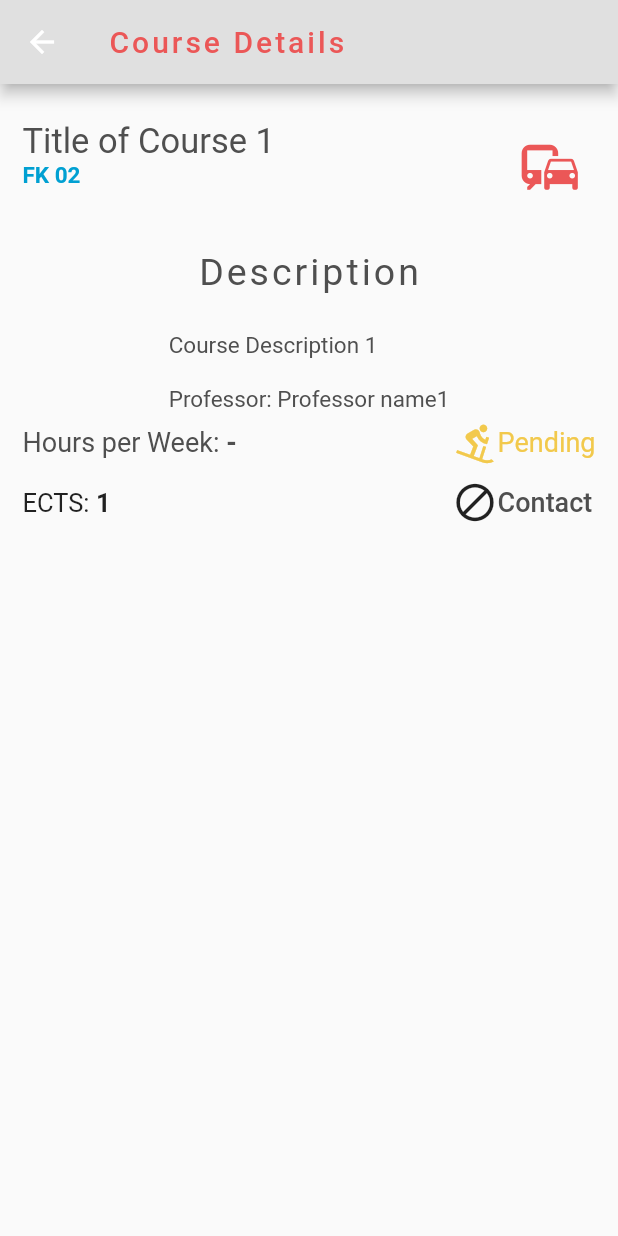
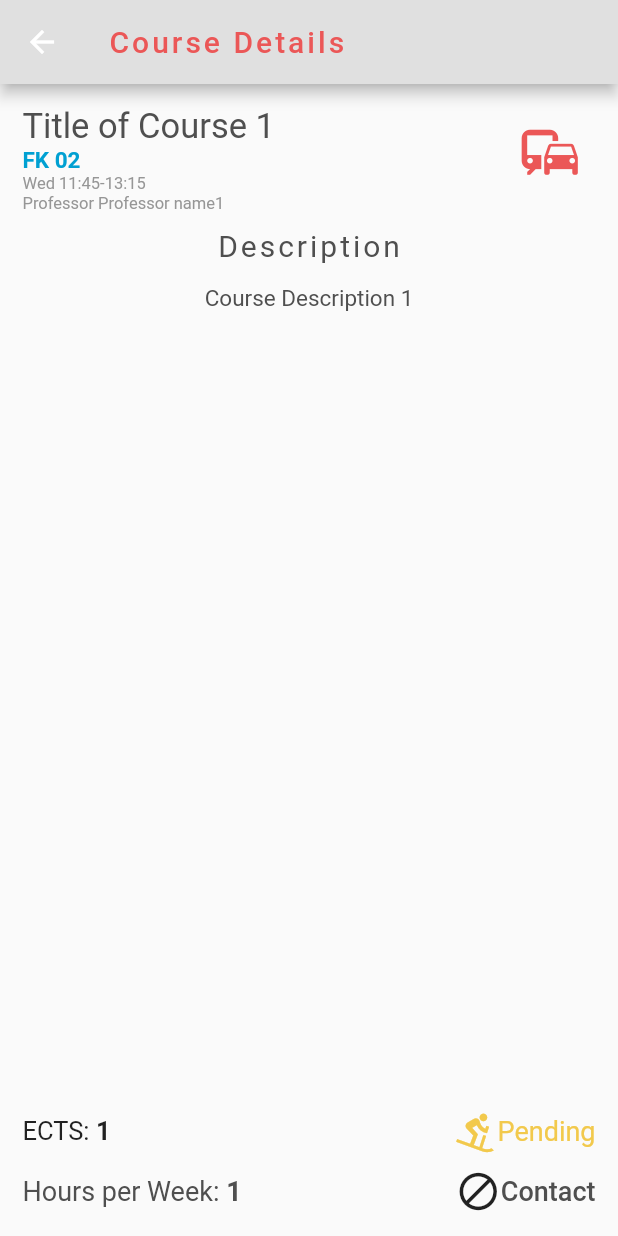
Before and after one commit to mobileappdevhm/dev-team-1-cie-app-in-flutter, a Flutter app: the CourseDetails screen opened directly with empty values, after a tap on the "compare arrows" icon, on a phone screen of 412 x 824 dp. Run offline on Flutter 3.47's test engine with Material 2 defaults, Android fonts, the phone set to English and light mode, and no system bars; our stand-ins replace connectivity; missing offline and left inert: progress_hud; accounts and stored records are empty.

Commit message:
Re-implement overflow fix in a way that makes iOS happy & some style modifications

```diff
--- a/lib/presenter/courseListPresenter.dart
+++ b/lib/presenter/courseListPresenter.dart
@@ -139,9 +139,8 @@ class CourseListPresenter {
     return _courses.getCourses()[id].description;
   }
 
-  //Todo: to implement
   String getHoursPerWeek(int id) {
-    return "-";
+    return _courses.getCourses()[id].hoursPerWeek.toString();
   }
 
   String getEcts(int id) {
--- a/lib/utils/cieStyle.dart
+++ b/lib/utils/cieStyle.dart
@@ -197,7 +197,7 @@ class CiEStyle {
 
   static TextStyle getCourseDetailsHeadingStyle() {
     return new TextStyle(
-        fontSize: 25.0,
+        fontSize: 20.0,
         color: CiEColor.gray,
         letterSpacing: 2.0
     );
--- a/lib/utils/staticVariables.dart
+++ b/lib/utils/staticVariables.dart
@@ -66,6 +66,6 @@ class StaticVariables {
   static const String CONTACT = "Contact";
   static const String COURSE_DETAILS = "Course Details";
   static const String NO_DESCRIPTION =
-      "Sorry, there no description available for this course. Please check again later";
+      "Sorry, there no description available for this course. Please check again later.";
   static const String PROFESSOR = "Professor";
 }
--- a/lib/widgets/courseDetails.dart
+++ b/lib/widgets/courseDetails.dart
@@ -38,21 +38,20 @@ class _CourseDetailsState extends State<CourseDetails> {
       ),
       body: new Center(
         child: new Padding(
-          padding: const EdgeInsets.fromLTRB(15.0, 25.0, 15.0, 10.0),
+          padding: const EdgeInsets.fromLTRB(15.0, 15.0, 15.0, 10.0),
           child: new Column(
             children: <Widget>[
-              //Title, Clickable heart
               buildTitleRow(),
-              //Description title
               buildDescriptionHeadingRow(),
-              //Description
-              buildDescriptionRow(),
-              //Footer, ects, hours, availability, contact
+              new Expanded(
+                child: buildDescriptionRow(),
+              ),
               buildFooterRow(),
             ],
           ),
         ),
       ),
+      //bottomNavigationBar: buildFooterRow2(),
     );
   }
 
@@ -75,7 +74,7 @@ class _CourseDetailsState extends State<CourseDetails> {
       children: <Widget>[
         new Padding(
             padding: const EdgeInsets.only(
-                left: 0.0, top: 25.0, right: 0.0, bottom: 25.0),
+                left: 0.0, top: 10.0, right: 0.0, bottom: 15.0),
             child: new Text(
                 StaticVariables.DESCRIPTION,
                 style: CiEStyle.getCourseDetailsHeadingStyle()
@@ -87,38 +86,20 @@ class _CourseDetailsState extends State<CourseDetails> {
   Widget buildDescriptionRow() {
     if (presenter.getDescription(id) == "") {
       return new SingleChildScrollView(
-        child: new Text(StaticVariables.NO_DESCRIPTION + "\n\n" + StaticVariables.PROFESSOR + ": " + presenter.getProfessorName(id),
+        child: new Text(StaticVariables.NO_DESCRIPTION + "\n\n",
           style: CiEStyle.getCourseDetailsDescription(),
         ),
       );
     }
     return new SingleChildScrollView(
-      child: new Text(presenter.getDescription(id) + "\n\n" + StaticVariables.PROFESSOR + ": " + presenter.getProfessorName(id),
+      child: new Text(presenter.getDescription(id) + "\n\n",
         style: CiEStyle.getCourseDetailsDescription(),
       ),
     );
-    /*
-    if (presenter.getDescription(id) == "") {
-      return new Expanded(
-          child: new SingleChildScrollView(
-            child: Text(StaticVariables.NO_DESCRIPTION + "\n\n" + StaticVariables.PROFESSOR + ": " + presenter.getProfessorName(id),
-              style: CiEStyle.getCourseDetailsDescription(),
-            ),
-          ),
-      );
-    }
-    return new Expanded(
-      child: new SingleChildScrollView(
-        child: Text(presenter.getDescription(id) + "\n\n" + StaticVariables.PROFESSOR + ": " + presenter.getProfessorName(id),
-          style: CiEStyle.getCourseDetailsDescription(),
-        ),
-      ),
-    );
-    */
   }
 
   Widget buildTitleRow() {
-    //Obove Desription stuff
+    //Above Description stuff
     return new Container(
       child: new Row(
         crossAxisAlignment: CrossAxisAlignment.start,
@@ -132,13 +113,19 @@ class _CourseDetailsState extends State<CourseDetails> {
                   children: <Widget>[
                     new Text(
                       presenter.getTitle(id),
-                      style: CiEStyle
-                          .getCourseDescriptionTitleStyle(),
+                      style: CiEStyle .getCourseDescriptionTitleStyle(),
                     ),
                     new Text(
                       presenter.getFacultyBeautiful(id),
-                      style: CiEStyle
-                          .getCourseDescriptionFacultyStyle(),
+                      style: CiEStyle .getCourseDescriptionFacultyStyle(),
+                    ),
+                    new Text(
+                      presenter.getLectureTimesBeautiful(id),
+                      style: CiEStyle .getCoursesListTimeStyle(),
+                    ),
+                    new Text(StaticVariables.PROFESSOR + " " +
+                        presenter.getProfessorName(id),
+                        style: CiEStyle.getCoursesListTimeStyle()
                     ),
                   ],
                 ),
@@ -176,21 +163,6 @@ class _CourseDetailsState extends State<CourseDetails> {
                 child: new Row(
                   children: <Widget>[
                     new Text(
-                      StaticVariables.HOURS_PER_WEEK + ":",
-                      style: CiEStyle.getCourseDetailsFooterTextStyle(),
-                    ),
-                    new Text(
-                        " " + presenter.getHoursPerWeek(id),
-                        style: CiEStyle.getCourseDetailsFooterTextStyleBolt()
-                    ),
-                  ],
-                ),
-              ),
-              new Container(
-                height: FOOTER_TILE_HEIGHT,
-                child: new Row(
-                  children: <Widget>[
-                    new Text(
                       StaticVariables.ECTS + ":",
                       style: new TextStyle(fontSize: 17.0),
                     ),
@@ -203,11 +175,26 @@ class _CourseDetailsState extends State<CourseDetails> {
                   ],
                 ),
               ),
+              new Container(
+                height: FOOTER_TILE_HEIGHT,
+                child: new Row(
+                  children: <Widget>[
+                    new Text(
+                      StaticVariables.HOURS_PER_WEEK + ":",
+                      style: CiEStyle.getCourseDetailsFooterTextStyle(),
+                    ),
+                    new Text(
+                        " " + presenter.getHoursPerWeek(id),
+                        style: CiEStyle.getCourseDetailsFooterTextStyleBolt()
+                    ),
+                  ],
+                ),
+              ),
             ],
           ),
           //Right side of footer
           new Column(
-            crossAxisAlignment: CrossAxisAlignment.start,
+            crossAxisAlignment: CrossAxisAlignment.end,
             children: <Widget>[
               new Container(
                 height: FOOTER_TILE_HEIGHT,
```
Also changed, not shown: 1 other file.
